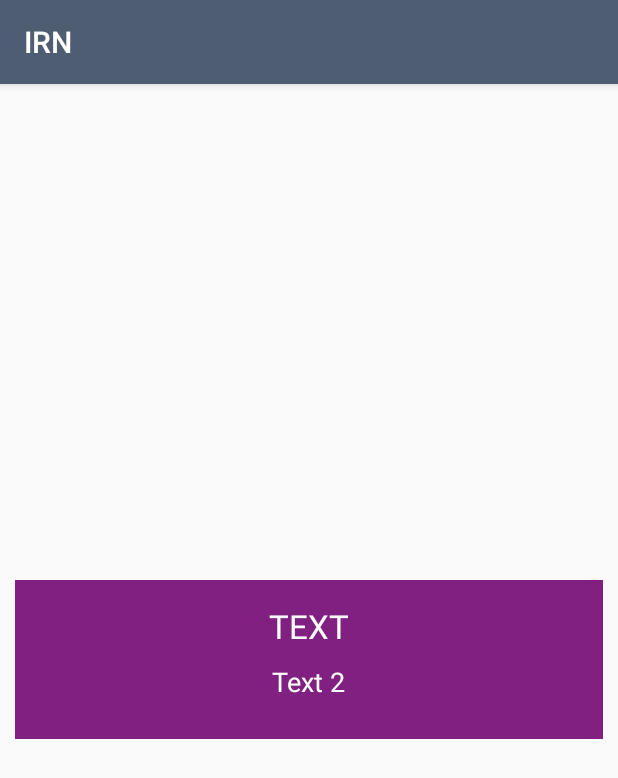
After one commit to ShellCore/IRN, an Android app: the fragment BaseIRNListFragment shown on its own in the app's theme, on a phone screen of 412 x 824 dp. The commit adds this screen. Shown: the top 778 px of the screen. Run offline under Robolectric (Android 15) with nearby library versions, the phone set to English and light mode, and no system bars.

Commit message:
Creación de la vista para la lista de tablas irn. Creación del adaptador base de la lista de irn.

```diff
--- a/app/src/main/AndroidManifest.xml
+++ b/app/src/main/AndroidManifest.xml
@@ -13,13 +13,17 @@
         android:supportsRtl="true"
         android:theme="@style/AppTheme">
         <activity
-            android:name=".MainActivity"
+            android:name=".main.ui.MainActivity"
             android:theme="@style/AppTheme.NoActionBar">
             <intent-filter>
                 <action android:name="android.intent.action.MAIN" />
+
                 <category android:name="android.intent.category.LAUNCHER" />
             </intent-filter>
         </activity>
+        <activity
+            android:name=".lists.IRNListActivity"
+            android:theme="@style/AppTheme.NoActionBar" />
     </application>
 
 </manifest>
--- /dev/null
+++ b/app/src/main/java/com/shellcore/android/irn/baseui/BaseIRNListFragment.java
@@ -0,0 +1,30 @@
+package com.shellcore.android.irn.baseui;
+
+
+import android.os.Bundle;
+import android.support.v4.app.Fragment;
+import android.view.LayoutInflater;
+import android.view.View;
+import android.view.ViewGroup;
+
+import com.shellcore.android.irn.R;
+
+/**
+ * A simple {@link Fragment} subclass.
+ */
+public class BaseIRNListFragment extends Fragment {
+
+
+    public BaseIRNListFragment() {
+        // Required empty public constructor
+    }
+
+
+    @Override
+    public View onCreateView(LayoutInflater inflater, ViewGroup container,
+                             Bundle savedInstanceState) {
+        // Inflate the layout for this fragment
+        return inflater.inflate(R.layout.fragment_base_irnlist, container, false);
+    }
+
+}
--- a/app/src/main/java/com/shellcore/android/irn/db/entities/Afore.java
+++ b/app/src/main/java/com/shellcore/android/irn/db/entities/Afore.java
@@ -106,4 +106,8 @@ public class Afore extends BaseModel {
             return vigencia;
         }
     }
+
+    public String getStrRendimientoNeto() {
+        return "" + rendimientoNeto + "%";
+    }
 }
--- a/app/src/main/java/com/shellcore/android/irn/main/di/MainComponent.java
+++ b/app/src/main/java/com/shellcore/android/irn/main/di/MainComponent.java
@@ -1,6 +1,6 @@
 package com.shellcore.android.irn.main.di;
 
-import com.shellcore.android.irn.MainActivity;
+import com.shellcore.android.irn.main.ui.MainActivity;
 import com.shellcore.android.irn.libs.di.LibsModule;
 
 import javax.inject.Singleton;
--- a/app/src/main/res/layout/activity_main.xml
+++ b/app/src/main/res/layout/activity_main.xml
@@ -6,7 +6,7 @@
     android:layout_width="match_parent"
     android:layout_height="match_parent"
     android:fitsSystemWindows="true"
-    tools:context=".MainActivity">
+    tools:context=".main.ui.MainActivity">
 
     <android.support.design.widget.AppBarLayout
         android:id="@+id/appbar"
--- /dev/null
+++ b/app/src/main/res/layout/fragment_base_irnlist.xml
@@ -0,0 +1,42 @@
+<FrameLayout xmlns:android="http://schemas.android.com/apk/res/android"
+    xmlns:tools="http://schemas.android.com/tools"
+    android:layout_width="match_parent"
+    android:layout_height="match_parent"
+    tools:context="com.shellcore.android.irn.baseui.BaseIRNListFragment">
+
+    <LinearLayout
+        android:layout_gravity="center"
+        android:orientation="vertical"
+        android:padding="16dp"
+        android:gravity="center"
+        android:layout_margin="10dp"
+        android:background="@color/colorIrn1"
+        android:layout_width="match_parent"
+        android:layout_height="wrap_content">
+
+        <TextView
+            android:id="@+id/txt_inr_title"
+            android:textAppearance="?android:attr/textAppearanceLarge"
+            android:textColor="@android:color/white"
+            android:text="TEXT"
+            android:layout_width="wrap_content"
+            android:layout_height="wrap_content" />
+
+        <TextView
+            android:id="@+id/txt_inr_subtitle"
+            android:layout_margin="10dp"
+            android:textAppearance="?android:attr/textAppearanceMedium"
+            android:text="Text 2"
+            android:textColor="@android:color/white"
+            android:layout_width="wrap_content"
+            android:layout_height="wrap_content" />
+
+        <android.support.v7.widget.RecyclerView
+            android:background="@android:color/white"
+            android:id="@+id/rec_list"
+            android:layout_width="match_parent"
+            android:layout_height="wrap_content" />
+
+    </LinearLayout>
+
+</FrameLayout>
--- /dev/null
+++ b/app/src/main/res/menu/menu_list.xml
@@ -0,0 +1,4 @@
+<?xml version="1.0" encoding="utf-8"?>
+<menu xmlns:android="http://schemas.android.com/apk/res/android">
+
+</menu>
```
Also changed, not shown: app/build.gradle (+7 -11 lines), app/src/main/java/com/shellcore/android/irn/baseui/adapters/BaseIRNAdapter.java (added, +61 -0 lines), app/src/main/java/com/shellcore/android/irn/lists/IRNListActivity.java (added, +55 -0 lines), app/src/main/java/com/shellcore/android/irn/main/ui/MainActivity.java (renamed from app/src/main/java/com/shellcore/android/irn/MainActivity.java, +10 -4 lines), app/src/main/res/layout/activity_irnlist.xml (added, +37 -0 lines), app/src/main/res/layout/content_afore.xml (added, +33 -0 lines).
